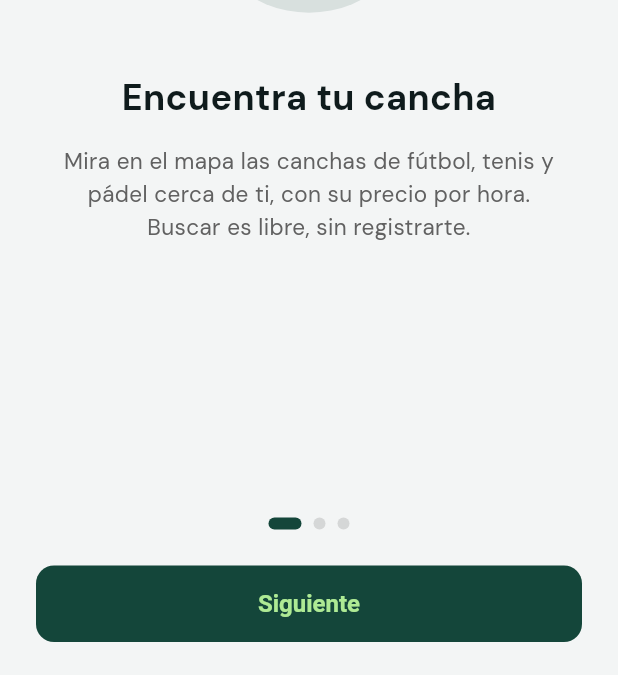
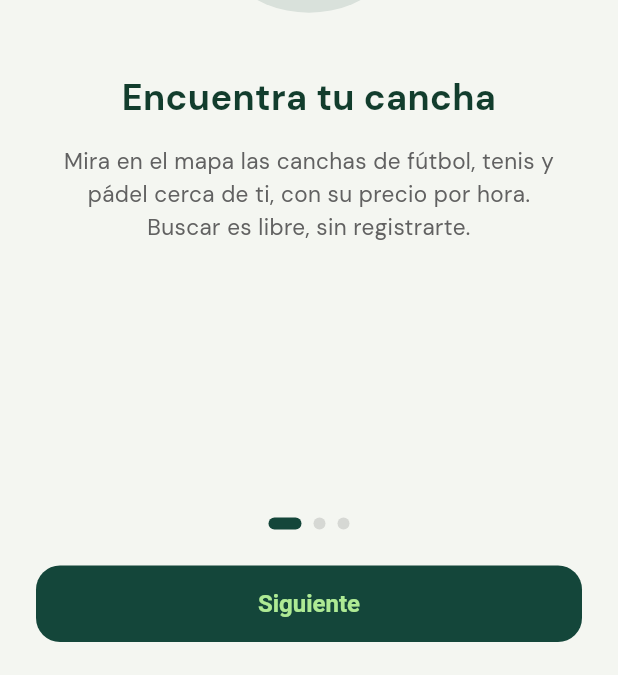
Before and after one commit to dcalagua/canchas-app-lima, a Flutter app: the screen it shows after launch, on a phone screen of 412 x 824 dp. Shown: the part 558-1233 px from the top of the screen. Run offline on Flutter 3.47's test engine with Material 3 defaults, Android fonts, the phone set to English and light mode, and no system bars; our stand-ins replace font_awesome_flutter, geocoding, geolocator, google_fonts, google_maps_flutter, google_sign_in and 3 more; accounts and stored records are empty.

Commit message:
Handoff: tema premium (radios 20/16, texto verde profundo, tokens suaves)
Alinea lib/theme.dart al spec del handoff v2 (look 'Airbnb', premium
minimalista) que estaba más sobrio/ERP:
- tinta #0F1B1C → #123D2D (texto verde profundo, sin negro)
- papel/trazo/textoTenue/limaSuave a los tokens del handoff
- cards radio 12 → 20 + sombra suave; botones 12 → 16; inputs 10 → 14

Propaga a toda la app por tema; el detalle por pantalla sigue en pasos.

Co-Authored-By: Claude Opus 4.8 (1M context) <noreply@anthropic.com>
Claude-Session: https://claude.ai/code/session_017fg7ijXuZRX6jvFjZELf83

```diff
--- a/lib/theme.dart
+++ b/lib/theme.dart
@@ -31,12 +31,12 @@ const Color amarillo = Color(0xFFF2C94C); // acento de energía (pelota, destaca
 const Color verde = Color(0xFF2E8B66);  // medio
 const Color verdeProfundo = Color(0xFF3F8A66); // window bar / verde profundo
 const Color bosque = Color(0xFF14463A); // primary / superficies oscuras
-const Color tinta = Color(0xFF0F1B1C);  // texto (tinta del sistema)
-const Color papel = Color(0xFFF3F5F5);  // fondo app (page)
+const Color tinta = Color(0xFF123D2D);  // texto (verde profundo, NO negro — handoff)
+const Color papel = Color(0xFFF4F6F1);  // fondo app (page)
 const Color papelCalido = Color(0xFFECF0E8); // fondo panel del club
-const Color trazo = Color(0xFFE2E8E7);  // bordes / divisores
-const Color textoTenue = Color(0xFF5C6B6C); // muted
-const Color limaSuave = Color(0xFFE9F4EE); // verde soft (tint)
+const Color trazo = Color(0xFFE0E5DB);  // bordes / divisores
+const Color textoTenue = Color(0xFF7C8A80); // muted
+const Color limaSuave = Color(0xFFEFF8E4); // verde soft (tint)
 
 // ── Colores de estado (chips) — sistema de diseño ─────────────────────────
 const Color estadoOkBg = Color(0xFFE9F4EE);
@@ -124,20 +124,23 @@ ThemeData buildTheme() {
       backgroundColor: papel, foregroundColor: tinta,
       surfaceTintColor: papel, elevation: 0, centerTitle: false,
     ),
+    // Tarjetas premium del handoff: radio 20, borde sutil + sombra suave
+    // (0 6px 20px -12px rgba(0,0,0,.20) → aprox. con elevation baja).
     cardTheme: CardTheme(
-      elevation: 0, color: Colors.white, surfaceTintColor: Colors.white,
+      elevation: 3, color: Colors.white, surfaceTintColor: Colors.white,
+      shadowColor: Colors.black.withOpacity(0.18),
       shape: RoundedRectangleBorder(
-        borderRadius: BorderRadius.circular(12),
+        borderRadius: BorderRadius.circular(20),
         side: const BorderSide(color: trazo),
       ),
     ),
     // CTA principal = bosque con texto lima (botón "Reservar" / "Pagar seña").
-    // Radio 12 (sistema de diseño, look ERP-grade más sobrio).
+    // Radio 16 (handoff premium).
     filledButtonTheme: FilledButtonThemeData(
       style: FilledButton.styleFrom(
         backgroundColor: bosque, foregroundColor: lima,
-        padding: const EdgeInsets.symmetric(horizontal: 20, vertical: 16),
-        shape: RoundedRectangleBorder(borderRadius: BorderRadius.circular(12)),
+        padding: const EdgeInsets.symmetric(horizontal: 22, vertical: 17),
+        shape: RoundedRectangleBorder(borderRadius: BorderRadius.circular(16)),
         textStyle: const TextStyle(fontWeight: FontWeight.w700, fontSize: 16),
       ),
     ),
@@ -147,15 +150,15 @@ ThemeData buildTheme() {
       fillColor: Colors.white,
       contentPadding: const EdgeInsets.symmetric(horizontal: 14, vertical: 14),
       border: OutlineInputBorder(
-        borderRadius: BorderRadius.circular(10),
+        borderRadius: BorderRadius.circular(14),
         borderSide: const BorderSide(color: trazo),
       ),
       enabledBorder: OutlineInputBorder(
-        borderRadius: BorderRadius.circular(10),
+        borderRadius: BorderRadius.circular(14),
         borderSide: const BorderSide(color: trazo),
       ),
       focusedBorder: OutlineInputBorder(
-        borderRadius: BorderRadius.circular(10),
+        borderRadius: BorderRadius.circular(14),
         borderSide: const BorderSide(color: sage, width: 1.6),
       ),
       labelStyle: const TextStyle(color: textoTenue),
@@ -181,8 +184,8 @@ ThemeData buildTheme() {
       style: OutlinedButton.styleFrom(
         foregroundColor: bosque,
         side: const BorderSide(color: bosque, width: 1.4),
-        padding: const EdgeInsets.symmetric(horizontal: 18, vertical: 14),
-        shape: RoundedRectangleBorder(borderRadius: BorderRadius.circular(12)),
+        padding: const EdgeInsets.symmetric(horizontal: 18, vertical: 15),
+        shape: RoundedRectangleBorder(borderRadius: BorderRadius.circular(16)),
         textStyle: const TextStyle(fontWeight: FontWeight.w700, fontSize: 15),
       ),
     ),
@@ -198,8 +201,8 @@ ThemeData buildTheme() {
     elevatedButtonTheme: ElevatedButtonThemeData(
       style: ElevatedButton.styleFrom(
         backgroundColor: bosque, foregroundColor: lima, elevation: 0,
-        padding: const EdgeInsets.symmetric(horizontal: 20, vertical: 16),
-        shape: RoundedRectangleBorder(borderRadius: BorderRadius.circular(12)),
+        padding: const EdgeInsets.symmetric(horizontal: 22, vertical: 17),
+        shape: RoundedRectangleBorder(borderRadius: BorderRadius.circular(16)),
         textStyle: const TextStyle(fontWeight: FontWeight.w700, fontSize: 16),
       ),
     ),
```
